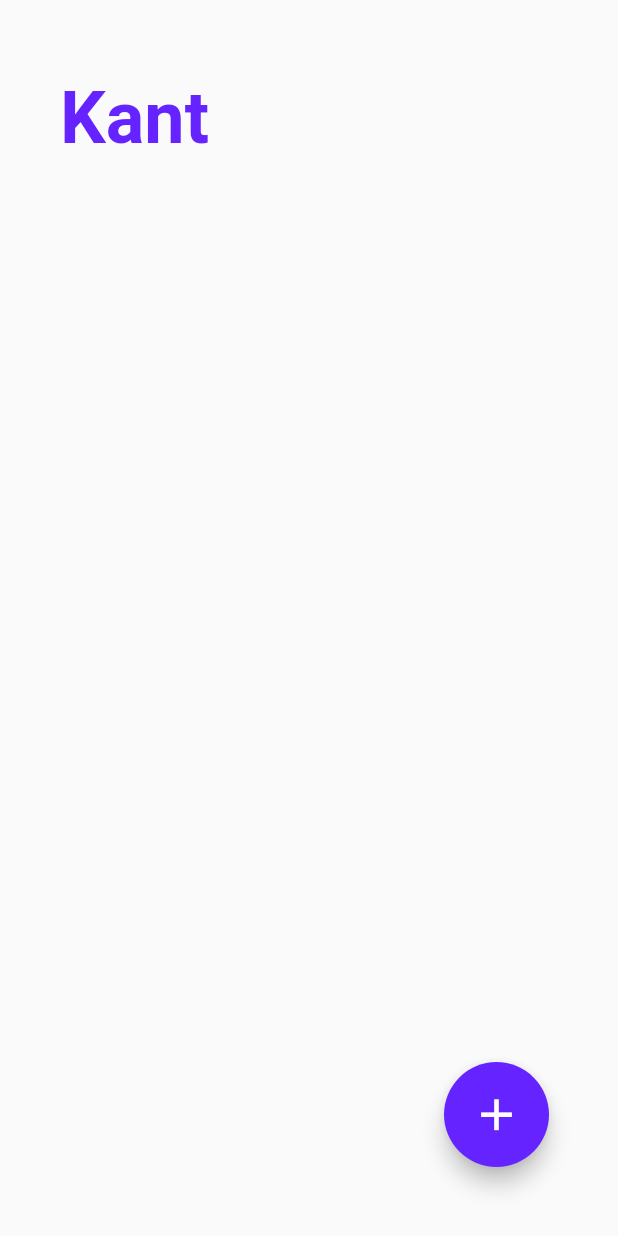
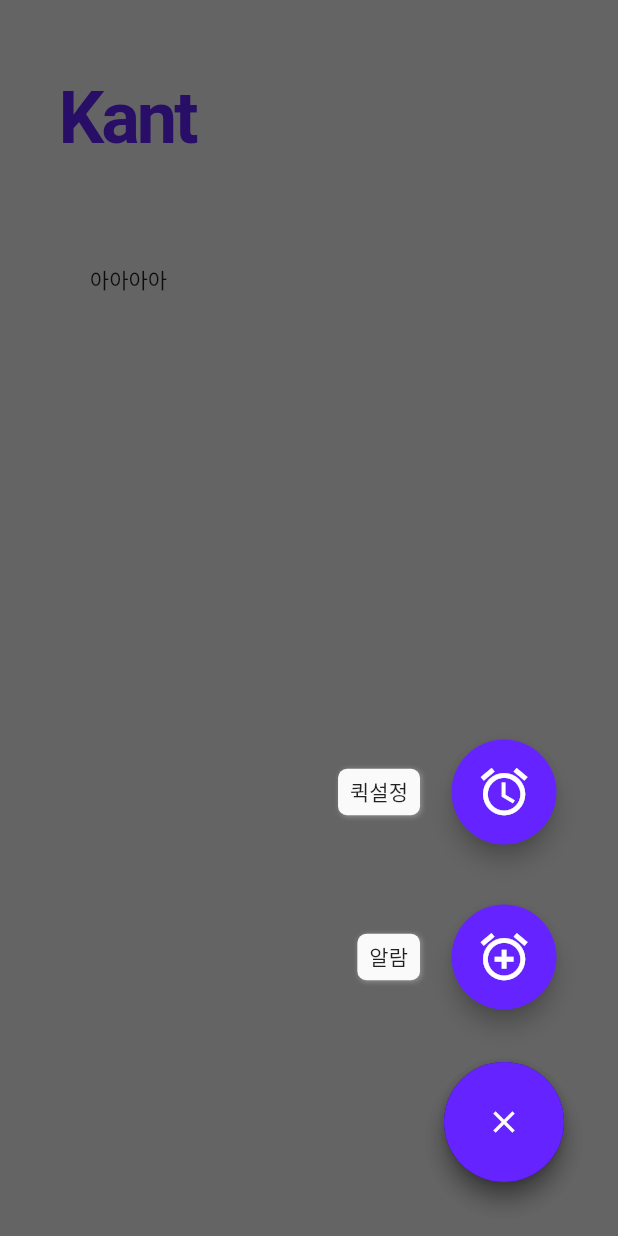
Before and after one commit to im-sg99/Flutter_Alarm, a Flutter app: the screen it shows after launch, after a tap on the "add" icon, on a phone screen of 412 x 824 dp. Run offline on Flutter 3.47's test engine with Material 2 defaults, Android fonts, the phone set to English and light mode, and no system bars; drawn by our look-alikes of flutter_speed_dial.

Commit message:
Feat:Floating action button

```diff
--- a/lib/home_page.dart
+++ b/lib/home_page.dart
@@ -1,5 +1,7 @@
 import 'dart:ui';
 import 'package:flutter/material.dart';
+import 'package:flutter_speed_dial/flutter_speed_dial.dart';
+
 
 class HomePage extends StatefulWidget {
   const HomePage({Key? key}) : super(key: key);
@@ -8,6 +10,9 @@ class HomePage extends StatefulWidget {
 }
 
 class _HomePageState extends State<HomePage> {
+  var mainColor = const Color(0xff6524FF);
+  var buttonSize = const Size(80,80);
+
   @override
   Widget build(BuildContext context) {
     return Scaffold(
@@ -16,28 +21,55 @@ class _HomePageState extends State<HomePage> {
         child: Column(
           children: const [
             Text('Kant',
-              style: TextStyle(fontWeight: FontWeight.bold,
-              fontSize:48,
-              fontFamily: "Roboto",
-              color: Color(0xff6524FF),
+              style: TextStyle(
+                fontWeight: FontWeight.bold,
+                fontSize:48,
+                letterSpacing: -2,
+                fontFamily: "Roboto",
+                color: Color(0xff6524FF),
               ),
             ),
+            SizedBox(
+              height:70,
+            ),
+            Text("아아아아"),
           ],
         ),
       ),
       floatingActionButton: Padding(
-        padding: const EdgeInsets.only(bottom: 30,right: 30),
-        child: SizedBox(
-          height: 70,
-          width: 70,
-          child: FloatingActionButton(
-            child: const Icon(
-              Icons.add,
-              size: 35,
+        padding: const EdgeInsets.only(bottom: 20,right: 20),
+        child: SpeedDial(
+          icon: Icons.add,
+          activeIcon: Icons.close,
+          spaceBetweenChildren: 30,
+          backgroundColor: mainColor,
+          overlayColor: Colors.black,
+          overlayOpacity: 0.6,
+          buttonSize: buttonSize,
+          // childPadding: const EdgeInsets.only(right: 20),
+          childrenButtonSize: buttonSize,
+          children: [
+            SpeedDialChild(
+              child: const Icon(
+                Icons.alarm_add,
+                size: 30,
+                color: Colors.white,
+              ),
+              onTap: () {},
+              backgroundColor: mainColor,
+              label: '알람',
             ),
-            onPressed: (){},
-            backgroundColor: const Color(0xff6524FF),
-          ),
+            SpeedDialChild(
+              child:const Icon(
+                Icons.alarm_sharp,
+                size: 30,
+                color: Colors.white,
+              ),
+              onTap: () {},
+              backgroundColor: mainColor,
+              label: '퀵설정',
+            )
+          ],
         ),
       ),
     );
```
Also changed, not shown: pubspec.yaml (+3 -63 lines), lib/alarm_view.dart (added), pubspec.lock, 1 other file.
